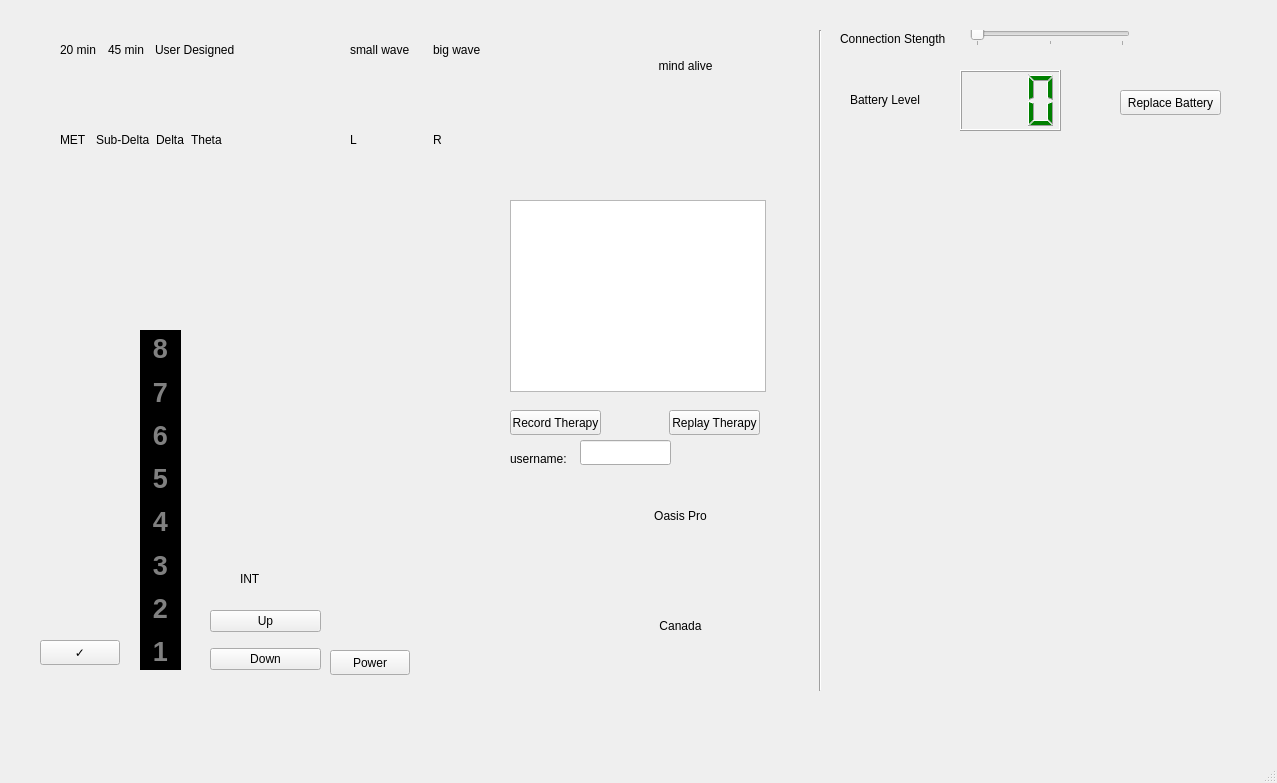
First picture: the form in mainwindow.ui, repository PeterKBailey/Oasis-Pro-Simulator, before the edit.
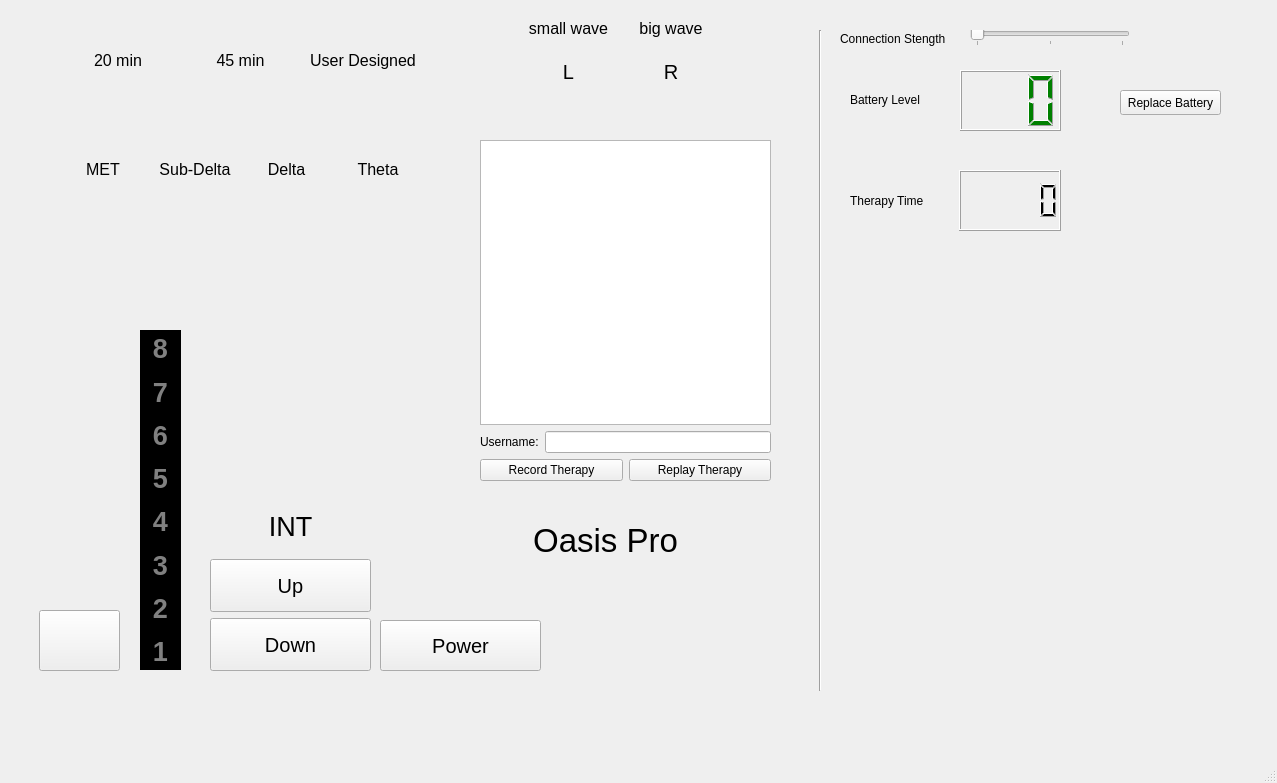
Second picture: the form after the edit.

Patch:
```diff
--- a/mainwindow.ui
+++ b/mainwindow.ui
@@ -17,12 +17,17 @@
    <widget class="QPushButton" name="powerButton">
     <property name="geometry">
      <rect>
-      <x>330</x>
-      <y>650</y>
-      <width>80</width>
-      <height>25</height>
+      <x>380</x>
+      <y>620</y>
+      <width>161</width>
+      <height>51</height>
      </rect>
     </property>
+    <property name="font">
+     <font>
+      <pointsize>15</pointsize>
+     </font>
+    </property>
     <property name="text">
      <string>Power</string>
     </property>
@@ -30,25 +35,35 @@
    <widget class="QPushButton" name="checkMarkButton">
     <property name="geometry">
      <rect>
-      <x>40</x>
-      <y>640</y>
-      <width>80</width>
-      <height>25</height>
+      <x>39</x>
+      <y>610</y>
+      <width>81</width>
+      <height>61</height>
      </rect>
     </property>
+    <property name="font">
+     <font>
+      <pointsize>100</pointsize>
+     </font>
+    </property>
     <property name="text">
-     <string>✓</string>
+     <string/>
     </property>
    </widget>
    <widget class="QLabel" name="oasisProLabel">
     <property name="geometry">
      <rect>
-      <x>600</x>
-      <y>460</y>
-      <width>161</width>
-      <height>111</height>
+      <x>480</x>
+      <y>500</y>
+      <width>251</width>
+      <height>81</height>
      </rect>
     </property>
+    <property name="font">
+     <font>
+      <pointsize>25</pointsize>
+     </font>
+    </property>
     <property name="text">
      <string>Oasis Pro</string>
     </property>
@@ -56,38 +71,6 @@
      <set>Qt::AlignCenter</set>
     </property>
    </widget>
-   <widget class="QLabel" name="canadaLabel">
-    <property name="geometry">
-     <rect>
-      <x>600</x>
-      <y>570</y>
-      <width>161</width>
-      <height>111</height>
-     </rect>
-    </property>
-    <property name="text">
-     <string>Canada</string>
-    </property>
-    <property name="alignment">
-     <set>Qt::AlignCenter</set>
-    </property>
-   </widget>
-   <widget class="QLabel" name="mindAliveLabel">
-    <property name="geometry">
-     <rect>
-      <x>640</x>
-      <y>40</y>
-      <width>91</width>
-      <height>51</height>
-     </rect>
-    </property>
-    <property name="text">
-     <string>mind alive</string>
-    </property>
-    <property name="alignment">
-     <set>Qt::AlignCenter</set>
-    </property>
-   </widget>
    <widget class="Line" name="line">
     <property name="geometry">
      <rect>
@@ -101,78 +84,6 @@
      <enum>Qt::Vertical</enum>
     </property>
    </widget>
-   <widget class="QLabel" name="intLabel">
-    <property name="geometry">
-     <rect>
-      <x>240</x>
-      <y>570</y>
-      <width>54</width>
-      <height>17</height>
-     </rect>
-    </property>
-    <property name="text">
-     <string>INT</string>
-    </property>
-   </widget>
-   <widget class="QPushButton" name="recordTherapyButton">
-    <property name="geometry">
-     <rect>
-      <x>510</x>
-      <y>410</y>
-      <width>91</width>
-      <height>25</height>
-     </rect>
-    </property>
-    <property name="text">
-     <string>Record Therapy</string>
-    </property>
-   </widget>
-   <widget class="QListWidget" name="treatmentHistoryList">
-    <property name="geometry">
-     <rect>
-      <x>510</x>
-      <y>200</y>
-      <width>256</width>
-      <height>192</height>
-     </rect>
-    </property>
-   </widget>
-   <widget class="QPushButton" name="replayTherapyButton">
-    <property name="geometry">
-     <rect>
-      <x>669</x>
-      <y>410</y>
-      <width>91</width>
-      <height>25</height>
-     </rect>
-    </property>
-    <property name="text">
-     <string>Replay Therapy</string>
-    </property>
-   </widget>
-   <widget class="QLineEdit" name="usernameInput">
-    <property name="geometry">
-     <rect>
-      <x>580</x>
-      <y>440</y>
-      <width>91</width>
-      <height>25</height>
-     </rect>
-    </property>
-   </widget>
-   <widget class="QLabel" name="usernameLabel">
-    <property name="geometry">
-     <rect>
-      <x>510</x>
-      <y>450</y>
-      <width>71</width>
-      <height>17</height>
-     </rect>
-    </property>
-    <property name="text">
-     <string>username:</string>
-    </property>
-   </widget>
    <widget class="QLabel" name="connectionStrengthLabel">
     <property name="geometry">
      <rect>
@@ -245,30 +156,54 @@
      <rect>
       <x>60</x>
       <y>10</y>
-      <width>175</width>
-      <height>80</height>
+      <width>361</width>
+      <height>101</height>
      </rect>
     </property>
     <layout class="QHBoxLayout" name="groupLayout">
      <item>
       <widget class="QLabel" name="sessionGroupIcon1">
+       <property name="font">
+        <font>
+         <pointsize>12</pointsize>
+        </font>
+       </property>
        <property name="text">
         <string>20 min</string>
        </property>
+       <property name="alignment">
+        <set>Qt::AlignCenter</set>
+       </property>
       </widget>
      </item>
      <item>
       <widget class="QLabel" name="sessionGroupIcon2">
+       <property name="font">
+        <font>
+         <pointsize>12</pointsize>
+        </font>
+       </property>
        <property name="text">
         <string>45 min</string>
        </property>
+       <property name="alignment">
+        <set>Qt::AlignCenter</set>
+       </property>
       </widget>
      </item>
      <item>
       <widget class="QLabel" name="sessionGroupIcon3">
+       <property name="font">
+        <font>
+         <pointsize>12</pointsize>
+        </font>
+       </property>
        <property name="text">
         <string>User Designed</string>
        </property>
+       <property name="alignment">
+        <set>Qt::AlignCenter</set>
+       </property>
       </widget>
      </item>
     </layout>
@@ -277,109 +212,69 @@
     <property name="geometry">
      <rect>
       <x>60</x>
-      <y>100</y>
-      <width>162</width>
-      <height>80</height>
+      <y>129</y>
+      <width>361</width>
+      <height>81</height>
      </rect>
     </property>
     <layout class="QHBoxLayout" name="typeLayout">
      <item>
       <widget class="QLabel" name="sessionTypeIcon1">
+       <property name="font">
+        <font>
+         <pointsize>12</pointsize>
+        </font>
+       </property>
        <property name="text">
         <string>MET</string>
        </property>
+       <property name="alignment">
+        <set>Qt::AlignCenter</set>
+       </property>
       </widget>
      </item>
      <item>
       <widget class="QLabel" name="sessionTypeIcon2">
+       <property name="font">
+        <font>
+         <pointsize>12</pointsize>
+        </font>
+       </property>
        <property name="text">
         <string>Sub-Delta</string>
        </property>
+       <property name="alignment">
+        <set>Qt::AlignCenter</set>
+       </property>
       </widget>
      </item>
      <item>
       <widget class="QLabel" name="sessionTypeIcon3">
+       <property name="font">
+        <font>
+         <pointsize>12</pointsize>
+        </font>
+       </property>
        <property name="text">
         <string>Delta</string>
        </property>
+       <property name="alignment">
+        <set>Qt::AlignCenter</set>
+       </property>
       </widget>
      </item>
      <item>
       <widget class="QLabel" name="sessionTypeIcon4">
+       <property name="font">
+        <font>
+         <pointsize>12</pointsize>
+        </font>
+       </property>
        <property name="text">
         <string>Theta</string>
        </property>
-      </widget>
-     </item>
-    </layout>
-   </widget>
-   <widget class="QWidget" name="horizontalLayoutWidget_3">
-    <property name="geometry">
-     <rect>
-      <x>350</x>
-      <y>10</y>
-      <width>160</width>
-      <height>80</height>
-     </rect>
-    </property>
-    <layout class="QHBoxLayout" name="cesWave">
-     <item>
-      <widget class="QLabel" name="cesSmallWaveIcon">
-       <property name="font">
-        <font>
-         <pointsize>9</pointsize>
-        </font>
-       </property>
-       <property name="text">
-        <string>small wave</string>
-       </property>
-      </widget>
-     </item>
-     <item>
-      <widget class="QLabel" name="cesBigWaveIcon">
-       <property name="font">
-        <font>
-         <pointsize>9</pointsize>
-        </font>
-       </property>
-       <property name="text">
-        <string>big wave</string>
-       </property>
-      </widget>
-     </item>
-    </layout>
-   </widget>
-   <widget class="QWidget" name="horizontalLayoutWidget_4">
-    <property name="geometry">
-     <rect>
-      <x>350</x>
-      <y>100</y>
-      <width>160</width>
-      <height>80</height>
-     </rect>
-    </property>
-    <layout class="QHBoxLayout" name="cesConnection">
-     <item>
-      <widget class="QLabel" name="cesLeftIcon">
-       <property name="font">
-        <font>
-         <pointsize>9</pointsize>
-        </font>
-       </property>
-       <property name="text">
-        <string>L</string>
-       </property>
-      </widget>
-     </item>
-     <item>
-      <widget class="QLabel" name="cesRightIcon">
-       <property name="font">
-        <font>
-         <pointsize>9</pointsize>
-        </font>
-       </property>
-       <property name="text">
-        <string>R</string>
+       <property name="alignment">
+        <set>Qt::AlignCenter</set>
        </property>
       </widget>
      </item>
@@ -389,14 +284,46 @@
     <property name="geometry">
      <rect>
       <x>210</x>
-      <y>600</y>
-      <width>111</width>
-      <height>80</height>
+      <y>500</y>
+      <width>161</width>
+      <height>171</height>
      </rect>
     </property>
     <layout class="QVBoxLayout" name="intArrowLayout">
+     <item>
+      <widget class="QLabel" name="intLabel">
+       <property name="sizePolicy">
+        <sizepolicy hsizetype="Minimum" vsizetype="Preferred">
+         <horstretch>0</horstretch>
+         <verstretch>0</verstretch>
+        </sizepolicy>
+       </property>
+       <property name="font">
+        <font>
+         <pointsize>20</pointsize>
+        </font>
+       </property>
+       <property name="text">
+        <string>INT</string>
+       </property>
+       <property name="alignment">
+        <set>Qt::AlignCenter</set>
+       </property>
+      </widget>
+     </item>
      <item>
       <widget class="QPushButton" name="intUpButton">
+       <property name="sizePolicy">
+        <sizepolicy hsizetype="Minimum" vsizetype="Preferred">
+         <horstretch>0</horstretch>
+         <verstretch>0</verstretch>
+        </sizepolicy>
+       </property>
+       <property name="font">
+        <font>
+         <pointsize>15</pointsize>
+        </font>
+       </property>
        <property name="text">
         <string>Up</string>
        </property>
@@ -407,6 +334,17 @@
      </item>
      <item>
       <widget class="QPushButton" name="intDownButton">
+       <property name="sizePolicy">
+        <sizepolicy hsizetype="Minimum" vsizetype="Preferred">
+         <horstretch>0</horstretch>
+         <verstretch>0</verstretch>
+        </sizepolicy>
+       </property>
+       <property name="font">
+        <font>
+         <pointsize>15</pointsize>
+        </font>
+       </property>
        <property name="text">
         <string>Down</string>
        </property>
@@ -621,6 +559,167 @@
      </layout>
     </widget>
    </widget>
+   <widget class="QWidget" name="verticalLayoutWidget_3">
+    <property name="geometry">
+     <rect>
+      <x>480</x>
+      <y>140</y>
+      <width>291</width>
+      <height>341</height>
+     </rect>
+    </property>
+    <layout class="QVBoxLayout" name="therapyLayout">
+     <item>
+      <widget class="QListWidget" name="treatmentHistoryList"/>
+     </item>
+     <item>
+      <layout class="QFormLayout" name="usernameLayout">
+       <item row="0" column="0">
+        <widget class="QLabel" name="usernameLabel">
+         <property name="text">
+          <string>Username:</string>
+         </property>
+        </widget>
+       </item>
+       <item row="0" column="1">
+        <widget class="QLineEdit" name="usernameInput"/>
+       </item>
+      </layout>
+     </item>
+     <item>
+      <layout class="QHBoxLayout" name="therapyButtonLayout">
+       <item>
+        <widget class="QPushButton" name="recordTherapyButton">
+         <property name="sizePolicy">
+          <sizepolicy hsizetype="Minimum" vsizetype="Preferred">
+           <horstretch>0</horstretch>
+           <verstretch>0</verstretch>
+          </sizepolicy>
+         </property>
+         <property name="text">
+          <string>Record Therapy</string>
+         </property>
+        </widget>
+       </item>
+       <item>
+        <widget class="QPushButton" name="replayTherapyButton">
+         <property name="sizePolicy">
+          <sizepolicy hsizetype="Preferred" vsizetype="Minimum">
+           <horstretch>0</horstretch>
+           <verstretch>0</verstretch>
+          </sizepolicy>
+         </property>
+         <property name="text">
+          <string>Replay Therapy</string>
+         </property>
+        </widget>
+       </item>
+      </layout>
+     </item>
+    </layout>
+   </widget>
+   <widget class="QWidget" name="verticalLayoutWidget_4">
+    <property name="geometry">
+     <rect>
+      <x>520</x>
+      <y>10</y>
+      <width>199</width>
+      <height>80</height>
+     </rect>
+    </property>
+    <layout class="QVBoxLayout" name="verticalLayout">
+     <item>
+      <layout class="QHBoxLayout" name="cesWave">
+       <item>
+        <widget class="QLabel" name="cesSmallWaveIcon">
+         <property name="font">
+          <font>
+           <pointsize>12</pointsize>
+          </font>
+         </property>
+         <property name="text">
+          <string>small wave</string>
+         </property>
+         <property name="alignment">
+          <set>Qt::AlignCenter</set>
+         </property>
+        </widget>
+       </item>
+       <item>
+        <widget class="QLabel" name="cesBigWaveIcon">
+         <property name="font">
+          <font>
+           <pointsize>12</pointsize>
+          </font>
+         </property>
+         <property name="text">
+          <string>big wave</string>
+         </property>
+         <property name="alignment">
+          <set>Qt::AlignCenter</set>
+         </property>
+        </widget>
+       </item>
+      </layout>
+     </item>
+     <item>
+      <layout class="QHBoxLayout" name="cesConnection">
+       <item>
+        <widget class="QLabel" name="cesLeftIcon">
+         <property name="font">
+          <font>
+           <pointsize>15</pointsize>
+          </font>
+         </property>
+         <property name="text">
+          <string>L</string>
+         </property>
+         <property name="alignment">
+          <set>Qt::AlignCenter</set>
+         </property>
+        </widget>
+       </item>
+       <item>
+        <widget class="QLabel" name="cesRightIcon">
+         <property name="font">
+          <font>
+           <pointsize>15</pointsize>
+          </font>
+         </property>
+         <property name="text">
+          <string>R</string>
+         </property>
+         <property name="alignment">
+          <set>Qt::AlignCenter</set>
+         </property>
+        </widget>
+       </item>
+      </layout>
+     </item>
+    </layout>
+   </widget>
+   <widget class="QWidget" name="horizontalLayoutWidget_6">
+    <property name="geometry">
+     <rect>
+      <x>850</x>
+      <y>170</y>
+      <width>211</width>
+      <height>61</height>
+     </rect>
+    </property>
+    <layout class="QHBoxLayout" name="therapyTimeLayout">
+     <item>
+      <widget class="QLabel" name="therapyLabel">
+       <property name="text">
+        <string>Therapy Time</string>
+       </property>
+      </widget>
+     </item>
+     <item>
+      <widget class="QLCDNumber" name="therapyTime"/>
+     </item>
+    </layout>
+   </widget>
   </widget>
   <widget class="QMenuBar" name="menubar">
    <property name="geometry">
```
